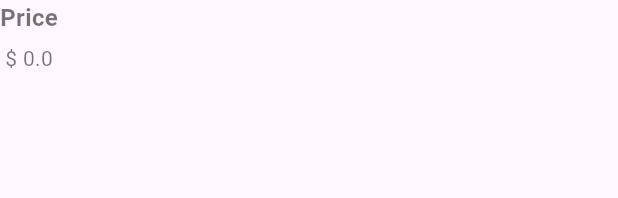
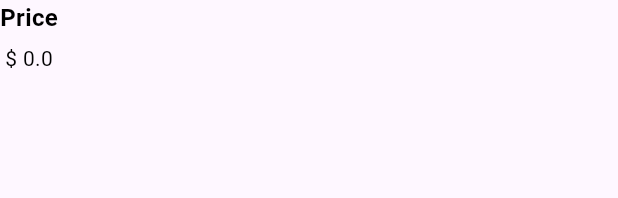
Before and after one commit to MahletTesfaye/CoffeeShop_Flutter, a Flutter app: the PriceActions widget shown alone on an empty page, opened directly with empty values, on a phone screen of 412 x 824 dp. Shown: the top 198 px of the screen. Run offline on Flutter 3.47's test engine with Material 3 defaults, Android fonts, the phone set to English and light mode, and no system bars; our stand-ins replace bloc, cloud_firestore, email_validator, equatable, firebase_auth, firebase_core and 6 more; missing offline and left inert: map_launcher; accounts and stored records are empty; network calls fail.

Commit message:
color theme modification

```diff
--- a/lib/presentation/ui/screens/favorites_screen.dart
+++ b/lib/presentation/ui/screens/favorites_screen.dart
@@ -59,9 +59,11 @@ class FavoritesListState extends State<FavoritesList> {
                           ),
                         ),
                         title: Text(item.name,
-                            style: const TextStyle(color: AppTheme.brown)),
+                            style: TextStyle(
+                                color: Theme.of(context).highlightColor)),
                         subtitle: Text('\$ ${item.price.toString()}',
-                            style: const TextStyle(color: AppTheme.brown)),
+                            style: TextStyle(
+                                color: Theme.of(context).highlightColor)),
                         trailing: IconButton(
                           icon: const Icon(Icons.remove_circle,
                               color: AppTheme.red),
--- a/lib/presentation/ui/views/detail/price_actions.dart
+++ b/lib/presentation/ui/views/detail/price_actions.dart
@@ -24,12 +24,18 @@ class PriceActions extends StatelessWidget {
       children: [
         Column(
           children: [
-            const Text(
+            Text(
               'Price',
-              style: TextStyle(fontSize: 16, fontWeight: FontWeight.bold),
+              style: TextStyle(
+                  fontSize: 16,
+                  fontWeight: FontWeight.bold,
+                  color: Theme.of(context).highlightColor),
             ),
             const SizedBox(height: 6),
-            Text('\$ $price'),
+            Text(
+              '\$ $price',
+              style: TextStyle(color: Theme.of(context).highlightColor),
+            ),
           ],
         ),
         const Spacer(),
```
Also changed, not shown: lib/presentation/ui/screens/detail_screen.dart (+19 -14 lines), lib/presentation/ui/views/detail/ingredients_row.dart (+15 -6 lines).
